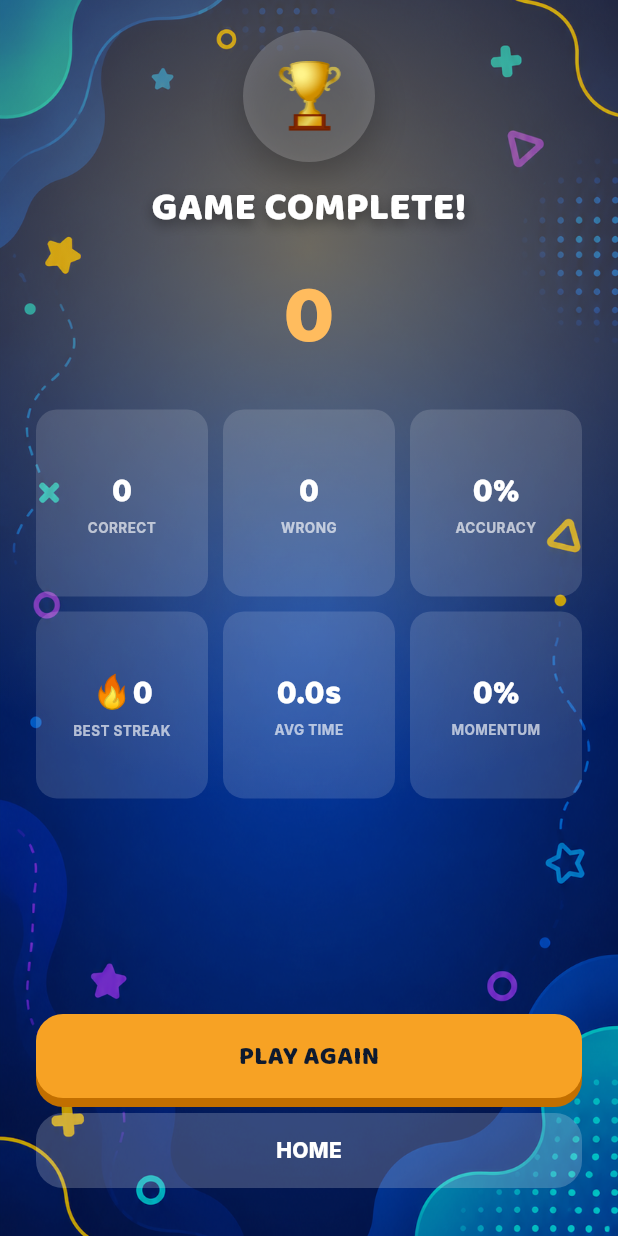
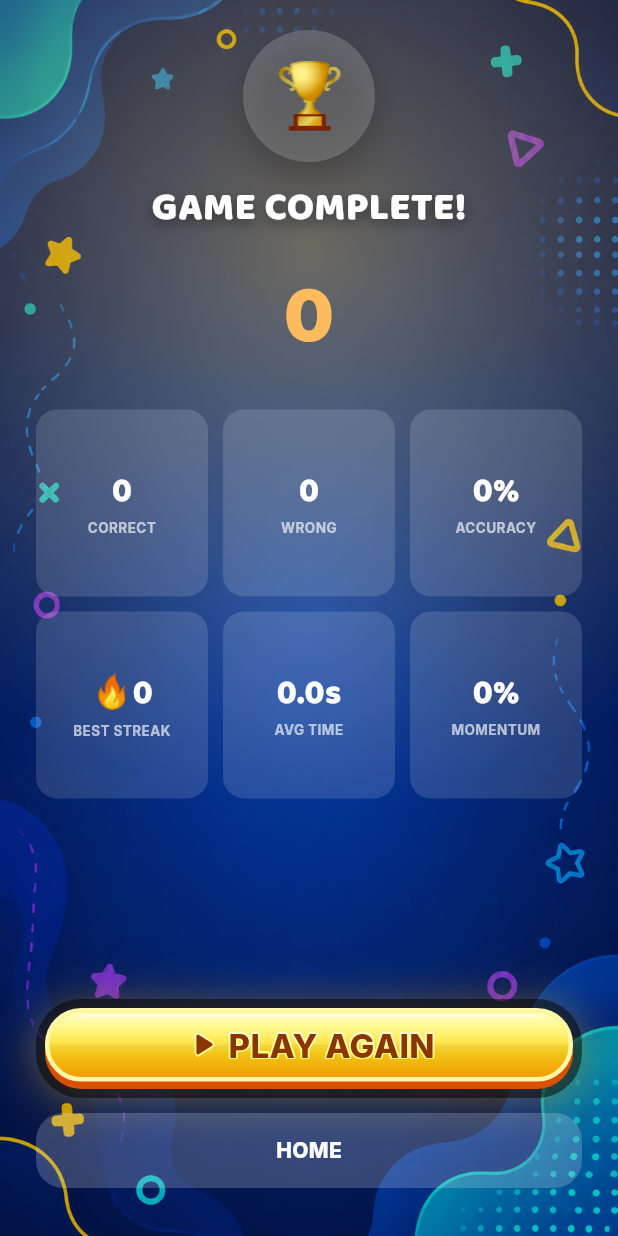
Before and after one commit to abedelraof/GuessRush, a Flutter app: the ResultsScreen widget shown alone on an empty page, opened directly with empty values, on a phone screen of 412 x 824 dp. Run offline on Flutter 3.47's test engine with Material 3 defaults, Android fonts, the phone set to English and light mode, and no system bars; our stand-ins replace audioplayers, flutter_local_notifications, flutter_timezone, google_fonts, package_info_plus, shared_preferences and 1 more; accounts and stored records are empty; network calls fail.

Commit message:
Make results-screen Play Again match Home's PLAY button style
Play Again now reuses GuessRushPlayButton (generalized with label/icon/
fullWidth params) instead of a plain gold pill, so it has the same
chunky 3D look as Home's PLAY button. View Leaderboard / rejoin-match
keep the original pill styling since they aren't a "play again" action.

Co-Authored-By: Claude Sonnet 5 <noreply@anthropic.com>

```diff
--- a/lib/screens/results_screen.dart
+++ b/lib/screens/results_screen.dart
@@ -8,6 +8,7 @@ import '../theme/colors.dart';
 import '../theme/round_background.dart';
 import '../theme/text_styles.dart';
 import '../widgets/animated_counter.dart';
+import '../widgets/guess_rush_play_button.dart';
 
 class ResultsScreen extends StatelessWidget {
   final QuizController controller;
@@ -189,22 +190,33 @@ class ResultsScreen extends StatelessWidget {
                 const SizedBox(height: 16),
                 Column(
                   children: [
-                    Material(
-                      color: Colors.transparent,
-                      child: InkWell(
-                        borderRadius: BorderRadius.circular(18),
                     // Daily Rush only ever gets the one official attempt — replaying isn't
                     // offered; the natural next step is seeing where that score landed.
                     // A match has no "replay the same opponent" — Play Again sends you back
                     // to mode-select instead (playAgain() has nothing to replay here: a
                     // match session was never started via selectCategory/startRush).
+                    // Only the plain "play again" case gets the Home screen's chunky PLAY
+                    // button treatment — View Leaderboard/rejoin-match are a different
+                    // action, not "play again", so they keep the simpler pill.
+                    if (!controller.isDailyRush &&
+                        controller.activeMatchId == null)
+                      GuessRushPlayButton(
+                        onPressed: controller.playAgain,
+                        label: 'PLAY AGAIN',
+                        labelSize: 22,
+                        iconSize: 26,
+                        fullWidth: true,
+                      )
+                    else
+                      Material(
+                        color: Colors.transparent,
+                        child: InkWell(
+                          borderRadius: BorderRadius.circular(18),
                           onTap: controller.isDailyRush
                               ? () => controller.goToLeaderboard(
                                   period: LeaderboardPeriod.daily,
                                 )
-                            : controller.activeMatchId != null
-                            ? controller.goToPlayWithFriends
-                            : controller.playAgain,
+                              : controller.goToPlayWithFriends,
                           child: Container(
                             width: double.infinity,
                             padding: const EdgeInsets.symmetric(vertical: 16),
--- a/lib/widgets/guess_rush_play_button.dart
+++ b/lib/widgets/guess_rush_play_button.dart
@@ -20,7 +20,28 @@ class GuessRushPlayButton extends StatefulWidget {
   /// does nothing when released (matches `InkWell`'s own null-onTap behavior).
   final VoidCallback? onPressed;
 
-  const GuessRushPlayButton({super.key, this.onPressed});
+  /// Defaults reproduce the original Home-screen "PLAY" button exactly —
+  /// callers that don't need a different label/icon (i.e. Home itself) don't
+  /// need to change anything.
+  final String label;
+  final double labelSize;
+  final IconData icon;
+  final double iconSize;
+
+  /// When true, the button stretches to fill its parent's width instead of
+  /// hugging its content — for callers (e.g. a full-width results-screen CTA)
+  /// that need the button to match a sibling full-width element.
+  final bool fullWidth;
+
+  const GuessRushPlayButton({
+    super.key,
+    this.onPressed,
+    this.label = 'PLAY',
+    this.labelSize = 36,
+    this.icon = Icons.play_arrow_rounded,
+    this.iconSize = 38,
+    this.fullWidth = false,
+  });
 
   @override
   State<GuessRushPlayButton> createState() => _GuessRushPlayButtonState();
@@ -170,6 +191,12 @@ class _GuessRushPlayButtonState extends State<GuessRushPlayButton> {
         child: Stack(
           children: [
             Container(
+              // Forcing this to double.infinity (clamped by the incoming
+              // constraints — never literally infinite) is what makes
+              // `fullWidth` stretch the whole layered button: every
+              // Container/ClipRRect/Stack below just adopts whatever size
+              // this one resolves to.
+              width: widget.fullWidth ? double.infinity : null,
               // Flat and symmetric now — the extrusion's reach is reserved
               // as real space by the Padding further down instead of being
               // compensated for here. See `_outlineWidth` above.
@@ -294,6 +321,12 @@ class _GuessRushPlayButtonState extends State<GuessRushPlayButton> {
                       child: ClipRRect(
                         borderRadius: BorderRadius.circular(_cornerRadius),
                         child: Stack(
+                          // A no-op when the Stack's size already matches its
+                          // content (the default, content-hugging case), but
+                          // keeps the icon/label centered instead of stuck to
+                          // the top-left once `fullWidth` makes this Stack
+                          // wider than the Row it contains.
+                          alignment: Alignment.center,
                           children: [
                             // --- GLOSS SHEEN ---
                             // A soft, full-height white-to-transparent
@@ -373,20 +406,20 @@ class _GuessRushPlayButtonState extends State<GuessRushPlayButton> {
                                   // outline as the "PLAY" text below (see
                                   // `_outlineCopies`). ---
                                   SizedBox(
-                                    width: 38,
-                                    height: 38,
+                                    width: widget.iconSize,
+                                    height: widget.iconSize,
                                     child: Stack(
                                       children: [
                                         ..._outlineCopies(
-                                          const Icon(
-                                            Icons.play_arrow_rounded,
-                                            size: 38,
+                                          Icon(
+                                            widget.icon,
+                                            size: widget.iconSize,
                                             color: Colors.white,
                                           ),
                                         ),
-                                        const Icon(
-                                          Icons.play_arrow_rounded,
-                                          size: 38,
+                                        Icon(
+                                          widget.icon,
+                                          size: widget.iconSize,
                                           color: _textShadowDeep,
                                         ),
                                       ],
@@ -403,18 +436,18 @@ class _GuessRushPlayButtonState extends State<GuessRushPlayButton> {
                                     children: [
                                       ..._outlineCopies(
                                         Text(
-                                          'PLAY',
+                                          widget.label,
                                           style: AppFonts.inter(
-                                            size: 36,
+                                            size: widget.labelSize,
                                             weight: FontWeight.w800,
                                             color: Colors.white,
                                           ),
                                         ),
                                       ),
                                       Text(
-                                        'PLAY',
+                                        widget.label,
                                         style: AppFonts.inter(
-                                          size: 36,
+                                          size: widget.labelSize,
                                           weight: FontWeight.w800,
                                           color: _textShadowDeep,
                                         ),
```
Lines whose indentation alone changed are shown as unchanged.
